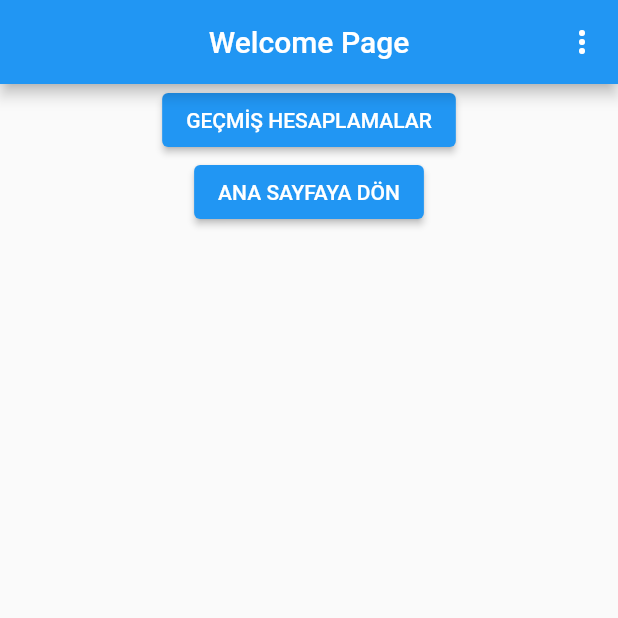
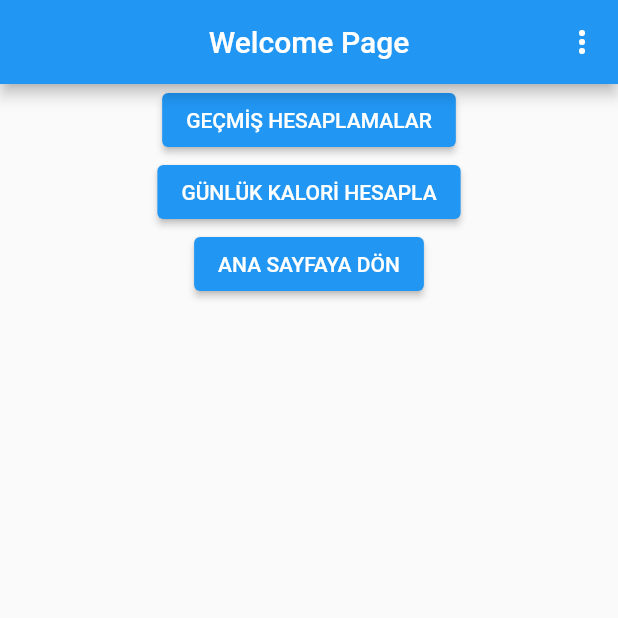
Before and after one commit to salihyildirim/Flutter-Health-App, a Flutter app: the screen it shows once a user with an empty profile is signed in, on a phone screen of 412 x 824 dp, the top half of it. Run offline on Flutter 3.47's test engine with Material 2 defaults, Android fonts, the phone set to English and light mode, and no system bars; our stand-ins replace email_validator, firebase_auth, firebase_core; accounts and stored records are empty.

Commit message:
gecmis kalori

```diff
--- a/lib/WelcomeView.dart
+++ b/lib/WelcomeView.dart
@@ -67,6 +67,7 @@ class _WelcomeViewState extends State<WelcomeView> {
       body: Center(
         child: Column(
           children: [ElevatedButton(onPressed: (){}, child: Text("GEÇMİŞ HESAPLAMALAR")),
+            ElevatedButton(onPressed: (){}, child: Text("GÜNLÜK KALORİ HESAPLA")   ),
             ElevatedButton(
               onPressed: () {
                 Navigator.push(
```
